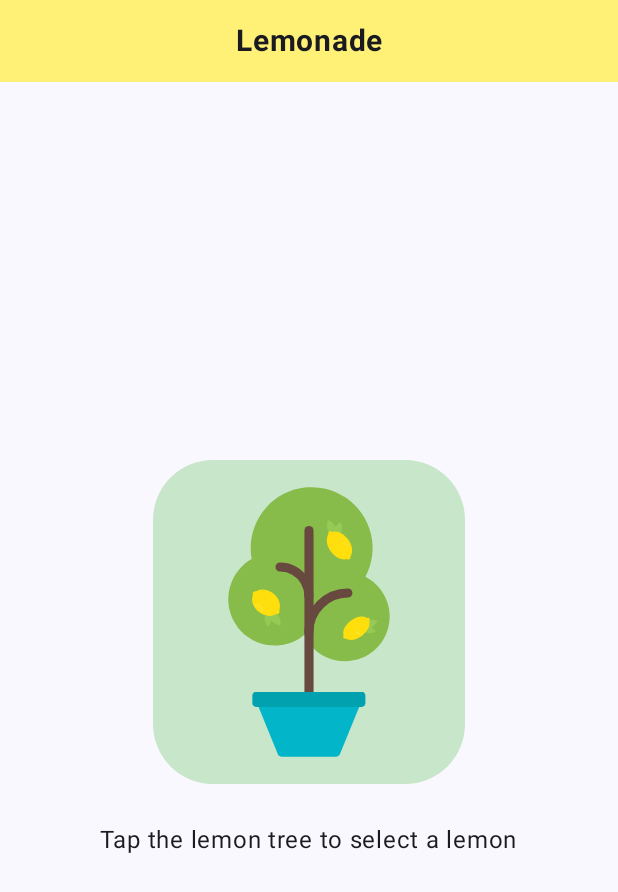
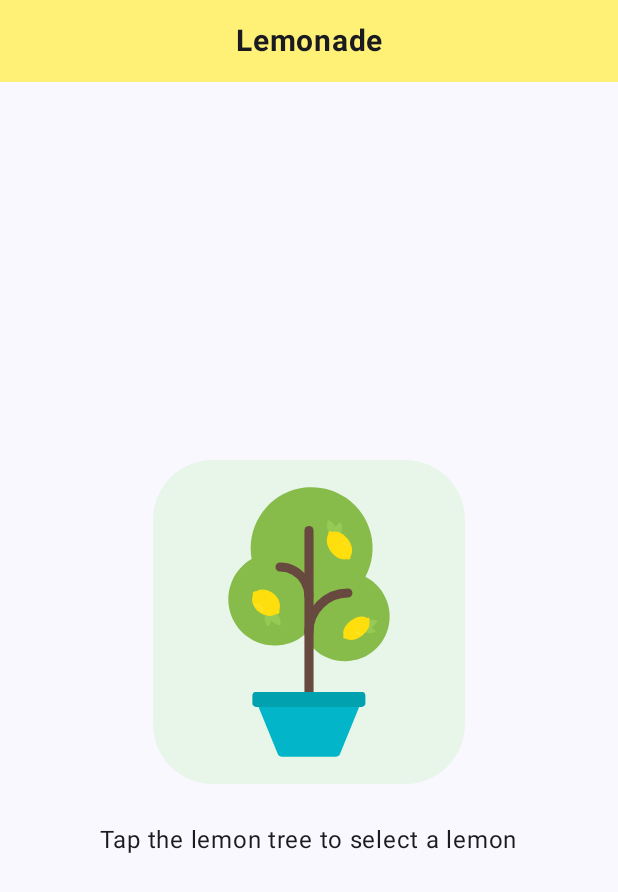
Before and after one commit to anasnajaa/kotlin_training_app, an Android app built with Jetpack Compose: the screen it shows after launch (MainActivity), on a phone screen of 412 x 824 dp. Shown: the top 892 px of the screen. Run offline under Robolectric (Android 15) with nearby library versions, the phone set to English and light mode, and no system bars.

Commit message:
Easy peasy lemon squeezy

```diff
--- a/app/src/main/java/com/example/demoapp/ui/theme/Color.kt
+++ b/app/src/main/java/com/example/demoapp/ui/theme/Color.kt
@@ -16,4 +16,16 @@ var Quadrant3Color = Color(0xFFB69DF8)
 var Quadrant4Color = Color(0xFFF6EDFF)
 
 var LemonadeNavBarColor = Color(0xFFFFF176)
-var LemonadeButtonColor = Color(0xFFC8E6C9)
+var LemonadeButtonColor = Color(0xFFE8F5E9)
+
+var LemonadeButtonColor10 = Color(0xFF827717)
+var LemonadeButtonColor9 = Color(0xFF004D40)
+var LemonadeButtonColor8 = Color(0xFF1B5E20)
+var LemonadeButtonColor7 = Color(0xFF2E7D32)
+var LemonadeButtonColor6 = Color(0xFF388E3C)
+var LemonadeButtonColor5 = Color(0xFF43A047)
+var LemonadeButtonColor4 = Color(0xFF66BB6A)
+var LemonadeButtonColor3 = Color(0xFF81C784)
+var LemonadeButtonColor2 = Color(0xFFA5D6A7)
+var LemonadeButtonColor1 = Color(0xFFC8E6C9)
+var LemonadeButtonColor0 = Color(0xFFE8F5E9)
--- a/app/src/main/java/com/example/demoapp/views/unit2/LemonadeView.kt
+++ b/app/src/main/java/com/example/demoapp/views/unit2/LemonadeView.kt
@@ -24,6 +24,17 @@ import androidx.compose.ui.unit.dp
 import androidx.compose.ui.unit.sp
 import com.example.demoapp.R
 import com.example.demoapp.ui.theme.LemonadeButtonColor
+import com.example.demoapp.ui.theme.LemonadeButtonColor0
+import com.example.demoapp.ui.theme.LemonadeButtonColor1
+import com.example.demoapp.ui.theme.LemonadeButtonColor10
+import com.example.demoapp.ui.theme.LemonadeButtonColor2
+import com.example.demoapp.ui.theme.LemonadeButtonColor3
+import com.example.demoapp.ui.theme.LemonadeButtonColor4
+import com.example.demoapp.ui.theme.LemonadeButtonColor5
+import com.example.demoapp.ui.theme.LemonadeButtonColor6
+import com.example.demoapp.ui.theme.LemonadeButtonColor7
+import com.example.demoapp.ui.theme.LemonadeButtonColor8
+import com.example.demoapp.ui.theme.LemonadeButtonColor9
 import com.example.demoapp.ui.theme.LemonadeNavBarColor
 
 val currentStage = mutableIntStateOf(0)
@@ -50,12 +61,80 @@ val lemonImages = mutableListOf(
     R.drawable.lemon_restart,
 )
 
-val ButtonStyle = ButtonColors(
+val defaultButtonStyle = ButtonColors(
     contentColor = LemonadeButtonColor,
     disabledContentColor = LemonadeButtonColor,
     containerColor = LemonadeButtonColor,
     disabledContainerColor = LemonadeButtonColor,
 )
+
+val buttonStyles = mutableListOf(
+    ButtonColors(
+        contentColor = LemonadeButtonColor0,
+        disabledContentColor = LemonadeButtonColor0,
+        containerColor = LemonadeButtonColor0,
+        disabledContainerColor = LemonadeButtonColor0,
+    ),
+    ButtonColors(
+        contentColor = LemonadeButtonColor1,
+        disabledContentColor = LemonadeButtonColor1,
+        containerColor = LemonadeButtonColor1,
+        disabledContainerColor = LemonadeButtonColor1,
+    ),
+    ButtonColors(
+        contentColor = LemonadeButtonColor2,
+        disabledContentColor = LemonadeButtonColor2,
+        containerColor = LemonadeButtonColor2,
+        disabledContainerColor = LemonadeButtonColor2,
+    ),
+    ButtonColors(
+        contentColor = LemonadeButtonColor3,
+        disabledContentColor = LemonadeButtonColor3,
+        containerColor = LemonadeButtonColor3,
+        disabledContainerColor = LemonadeButtonColor3,
+    ),
+    ButtonColors(
+        contentColor = LemonadeButtonColor4,
+        disabledContentColor = LemonadeButtonColor4,
+        containerColor = LemonadeButtonColor4,
+        disabledContainerColor = LemonadeButtonColor4,
+    ),
+    ButtonColors(
+        contentColor = LemonadeButtonColor5,
+        disabledContentColor = LemonadeButtonColor5,
+        containerColor = LemonadeButtonColor5,
+        disabledContainerColor = LemonadeButtonColor5,
+    ),
+    ButtonColors(
+        contentColor = LemonadeButtonColor6,
+        disabledContentColor = LemonadeButtonColor6,
+        containerColor = LemonadeButtonColor6,
+        disabledContainerColor = LemonadeButtonColor6,
+    ),
+    ButtonColors(
+        contentColor = LemonadeButtonColor7,
+        disabledContentColor = LemonadeButtonColor7,
+        containerColor = LemonadeButtonColor7,
+        disabledContainerColor = LemonadeButtonColor7,
+    ),
+    ButtonColors(
+        contentColor = LemonadeButtonColor8,
+        disabledContentColor = LemonadeButtonColor8,
+        containerColor = LemonadeButtonColor8,
+        disabledContainerColor = LemonadeButtonColor8,
+    ),
+    ButtonColors(
+        contentColor = LemonadeButtonColor9,
+        disabledContentColor = LemonadeButtonColor9,
+        containerColor = LemonadeButtonColor9,
+        disabledContainerColor = LemonadeButtonColor9,
+    ),
+    ButtonColors(
+        contentColor = LemonadeButtonColor10,
+        disabledContentColor = LemonadeButtonColor10,
+        containerColor = LemonadeButtonColor10,
+        disabledContainerColor = LemonadeButtonColor10,
+    ))
 
 @Composable
 fun LemonadeView(modifier: Modifier) {
@@ -85,7 +164,7 @@ fun LemonadeView(modifier: Modifier) {
                 onClick = { onButtonClicked() },
                 shape = RoundedCornerShape(40.dp),
                 modifier = Modifier.padding(bottom = 25.dp),
-                colors = ButtonStyle
+                colors = getButtonStyle()
             ) {
                 Image(
                     painter = painterResource(lemonImages[currentStage.intValue]),
@@ -96,6 +175,14 @@ fun LemonadeView(modifier: Modifier) {
                 text = stringResource(lemonMessages[currentStage.intValue]),
             )
         }
+    }
+}
+
+fun getButtonStyle(): ButtonColors{
+    if(currentStage.intValue == 1){
+        return buttonStyles[lemonSqueezesRemaining.intValue]
+    } else {
+        return defaultButtonStyle
     }
 }
 
```
